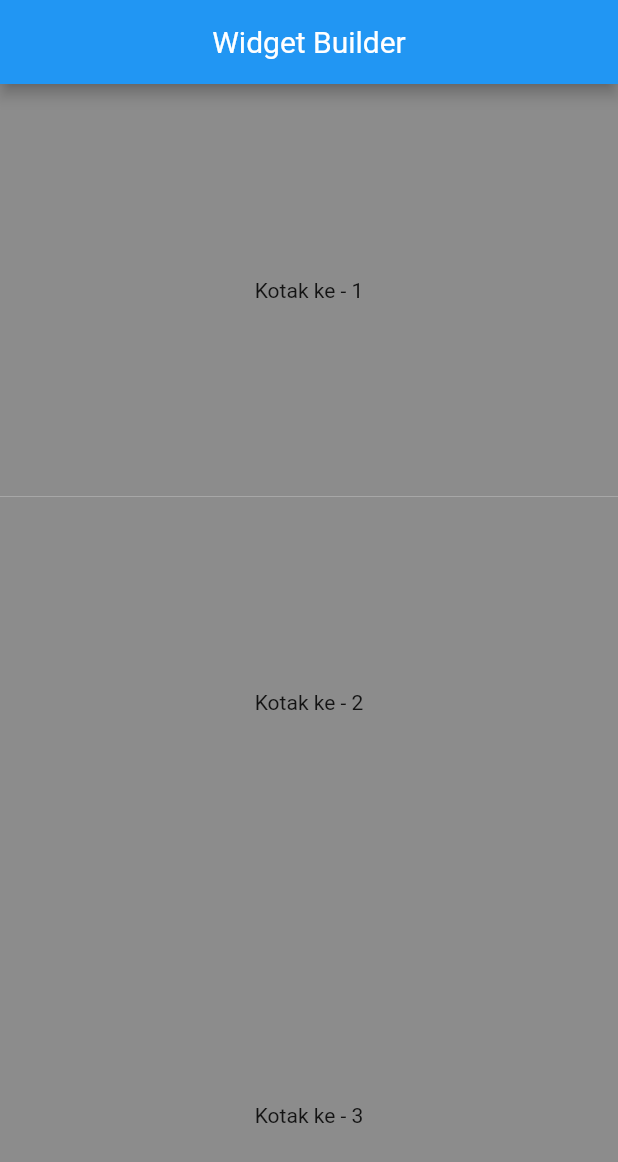
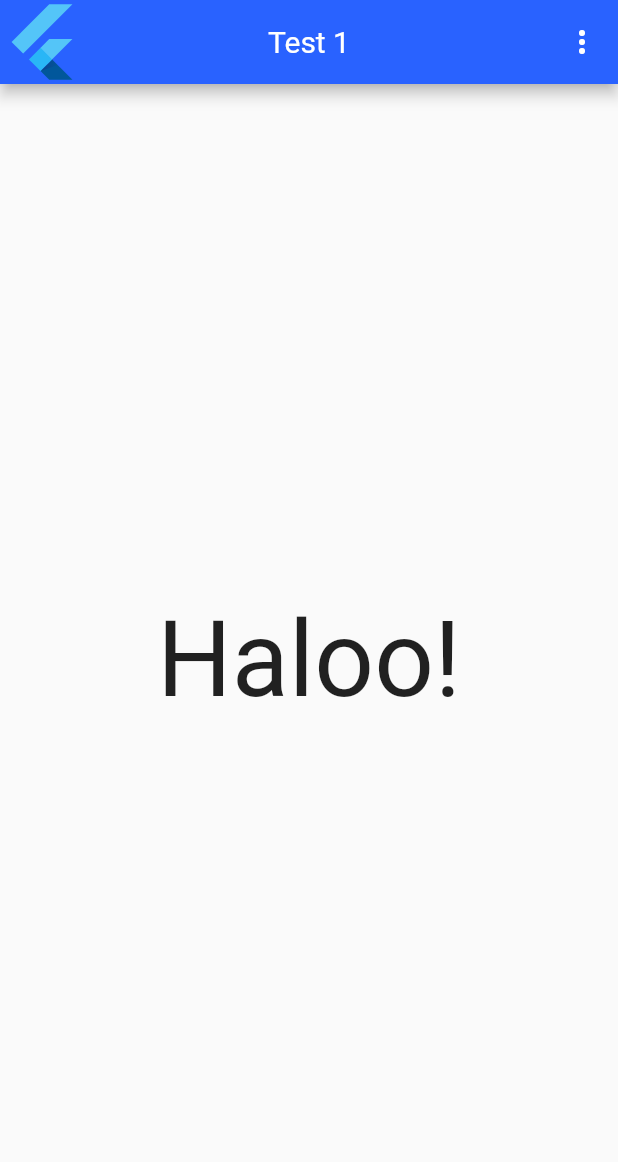
Before and after one commit to juragancode/flutter_application_1, a Flutter app: the screen it shows after launch, on a phone screen of 412 x 824 dp. Shown: the top 1162 px of the screen. Run offline on Flutter 3.47's test engine with Material 2 defaults, Android fonts, the phone set to English and light mode, and no system bars.

Commit message:
Test - 01

```diff
--- a/lib/main.dart
+++ b/lib/main.dart
@@ -4,6 +4,7 @@ import 'dart:math';
 import 'package:flutter/cupertino.dart';
 import 'package:flutter/material.dart';
 import 'widget/kotak_warna.dart';
+import 'widget/test_1.dart';
 
 main() {
   runApp(MyApp());
@@ -14,24 +15,7 @@ class MyApp extends StatelessWidget {
   Widget build(BuildContext context) {
     return MaterialApp(
       debugShowCheckedModeBanner: false,
-      home: Scaffold(
-        appBar: AppBar(
-          centerTitle: true,
-          title: Text("Widget Builder"),
-        ),
-        body: ListView.builder(
-          itemCount: 20,
-          itemBuilder: (context, index) => KotakWarna(
-            text: "Kotak ke - ${index + 1}",
-            warna: Color.fromARGB(
-              255,
-              100 + Random().nextInt(255),
-              100 + Random().nextInt(255),
-              100 + Random().nextInt(255),
-            ),
-          ),
-        ),
-      ),
+      home: test1(),
     );
   }
 }
--- /dev/null
+++ b/lib/widget/test_1.dart
@@ -0,0 +1,37 @@
+import 'package:flutter/material.dart';
+
+class test1 extends StatelessWidget {
+  const test1({
+    Key? key,
+  }) : super(key: key);
+
+  @override
+  Widget build(BuildContext context) {
+    return Scaffold(
+      appBar: AppBar(
+        backgroundColor: Colors.blueAccent.shade700,
+        centerTitle: true,
+        leading: FlutterLogo(
+          size: 1,
+        ),
+        actions: [
+          IconButton(
+            onPressed: () {
+              print("Click More");
+            },
+            icon: Icon(Icons.more_vert),
+          )
+        ],
+        title: Text("Test 1"),
+      ),
+      body: Center(
+        child: Text(
+          "Haloo!",
+          style: TextStyle(
+            fontSize: 70,
+          ),
+        ),
+      ),
+    );
+  }
+}
```
Also changed, not shown: lib/widget/test_2.dart (added, +37 -0 lines).
